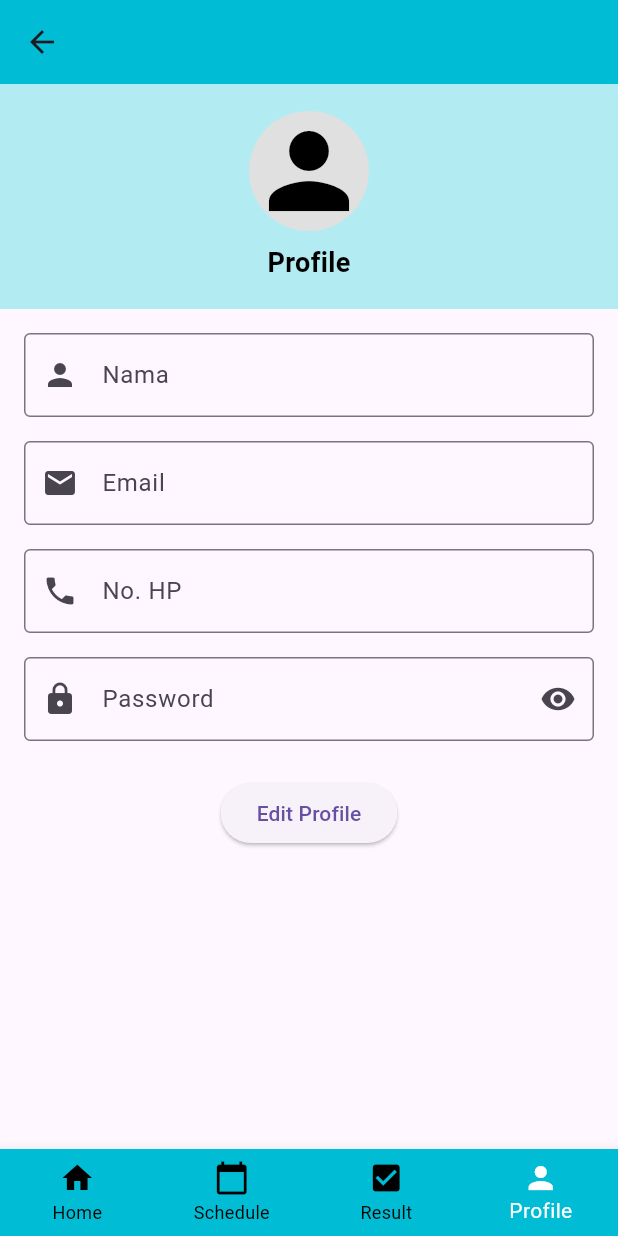
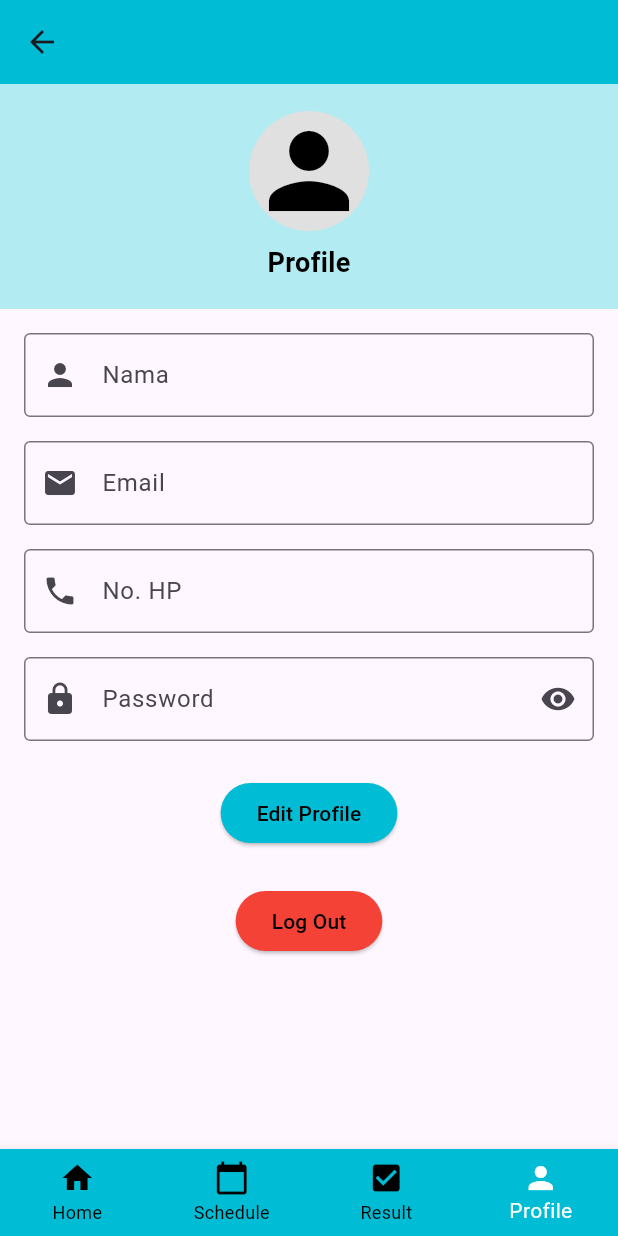
Before and after one commit to erni1212/Frontend_Mobile, a Flutter app: the ProfileScreen screen opened by its route, on a phone screen of 412 x 824 dp. Run offline on Flutter 3.47's test engine with Material 3 defaults, Android fonts, the phone set to English and light mode, and no system bars; our stand-ins replace table_calendar.

Commit message:
upload my code

```diff
--- a/lib/screens/profile.dart
+++ b/lib/screens/profile.dart
@@ -99,6 +99,22 @@ class _ProfileScreenState extends State<ProfileScreen> {
                       // Logic untuk edit profile
                     },
                     child: Text('Edit Profile'),
+                    style: ElevatedButton.styleFrom(
+                      backgroundColor: Colors.cyan,
+                      foregroundColor: Colors.black,
+                    ),
+                  ),
+                  SizedBox(height: 24),
+                  ElevatedButton(
+                    onPressed: () {
+                      // logic untuk log out
+                      Navigator.pushReplacementNamed(context, '/login');
+                    },
+                    child: Text('Log Out'),
+                    style: ElevatedButton.styleFrom(
+                      backgroundColor: Colors.red,
+                      foregroundColor: Colors.black,
+                    ),
                   ),
                 ],
               ),
--- a/lib/screens/schedule_medical.dart
+++ b/lib/screens/schedule_medical.dart
@@ -91,9 +91,13 @@ class _ScheduleMedicalState extends State<ScheduleMedical> {
             Center(
               child: ElevatedButton(
                 onPressed: () {
-                  Navigator.pushNamed(context, '/date_screen'); // Navigate to date_screen.dart
+                  Navigator.pushNamed(context, '/dateScreen'); // Navigate to date_screen.dart
                 },
                 child: Text('Lihat Jadwal'),
+                style: ElevatedButton.styleFrom(
+                  backgroundColor: Colors.cyan,
+                  foregroundColor: Colors.black,
+                ),
               ),
             ),
           ],
--- a/lib/screens/schedule_screen.dart
+++ b/lib/screens/schedule_screen.dart
@@ -172,6 +172,7 @@ class _ScheduleScreenState extends State<ScheduleScreen> {
               Navigator.pushNamed(context, '/home');
               break;
             case 1:
+              // Tetap di halaman
               break;
             case 2:
               Navigator.pushNamed(context, '/result');
```
Also changed, not shown: lib/main.dart (+9 -2 lines), lib/screens/home_screen.dart (+2 -9 lines).
